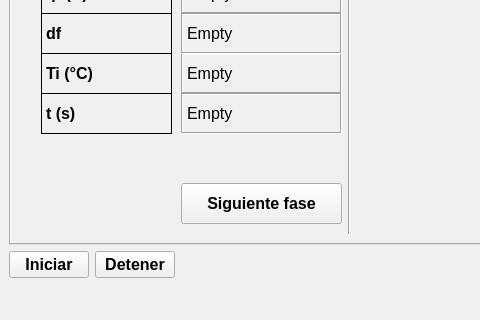
Old version of the form interfaz_app.ui in the repository luisgl90/PVE-Python; both pictures show x 0 to 480 and y 251 to 571 of the 800 by 571 pixel window.
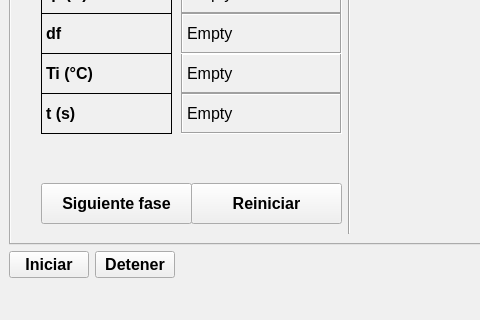
New version of the form. The open tabs and pages were chosen to show the change. Custom widgets are drawn as their Qt base class.

What changed in the file:
```diff
--- a/interfaz_app.ui
+++ b/interfaz_app.ui
@@ -412,12 +412,32 @@
           <string>t (s)</string>
          </property>
         </widget>
+        <widget class="QPushButton" name="button_fre_rst">
+         <property name="geometry">
+          <rect>
+           <x>180</x>
+           <y>380</y>
+           <width>151</width>
+           <height>41</height>
+          </rect>
+         </property>
+         <property name="font">
+          <font>
+           <pointsize>12</pointsize>
+           <weight>75</weight>
+           <bold>true</bold>
+          </font>
+         </property>
+         <property name="text">
+          <string>Reiniciar</string>
+         </property>
+        </widget>
         <widget class="QPushButton" name="button_fre_fase">
          <property name="geometry">
           <rect>
-           <x>170</x>
+           <x>30</x>
            <y>380</y>
-           <width>161</width>
+           <width>151</width>
            <height>41</height>
           </rect>
          </property>
```
Left out of the diff: 2 changed lines with no effect on the pictures.
